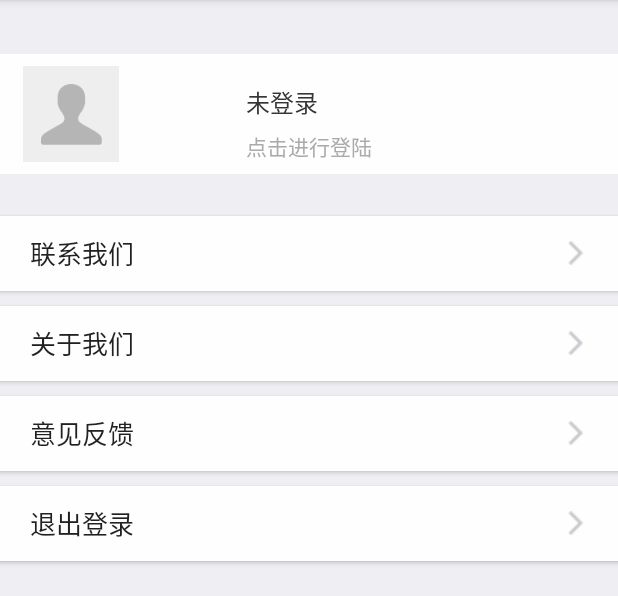
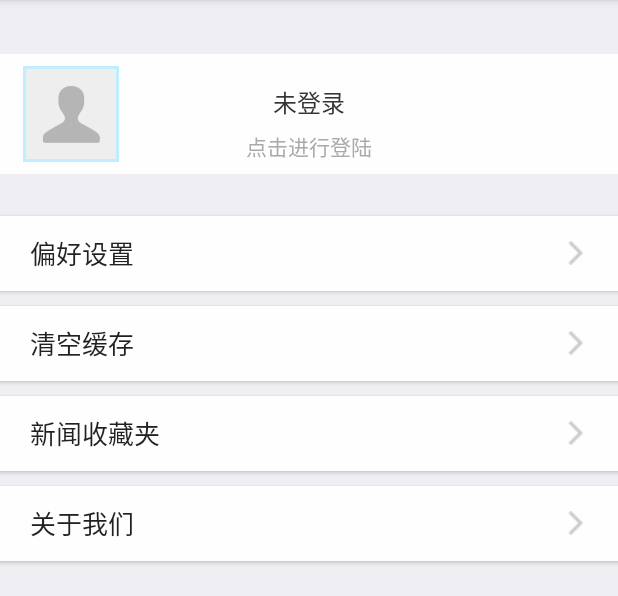
Before and after one commit to FoxyWinner/TodaysHeadlineTraining, an Android app: the fragment SettingsFragment shown on its own in the app's theme, on a phone screen of 412 x 824 dp, the part 84-680 px from its top. Run offline under Robolectric (Android 15) with nearby library versions, the phone set to English and light mode, and no system bars.

Commit message:
10:39版本

```diff
--- a/app/src/main/java/com/cool/todayheadline/fragments/FavoriteFragment.java
+++ b/app/src/main/java/com/cool/todayheadline/fragments/FavoriteFragment.java
@@ -26,9 +26,9 @@ public class FavoriteFragment extends Fragment
 
     // TODO: Rename and change types of parameters
     private String mParam1;
-    //private String mParam2;
+    private String mParam2;
 
-    private TextView textView;
+
 
 
     public FavoriteFragment()
@@ -41,15 +41,16 @@ public class FavoriteFragment extends Fragment
      * this fragment using the provided parameters.
      *
      * @param param1 Parameter 1.
-     * @param //param2 Parameter 2.
+     * @param param2 Parameter 2.
      * @return A new instance of fragment FavoriteFragment.
      */
     // TODO: Rename and change types and number of parameters
-    public static FavoriteFragment newInstance(String param1)
+    public static FavoriteFragment newInstance(String param1,String param2)
     {
         FavoriteFragment fragment = new FavoriteFragment();
         Bundle args = new Bundle();
-        args.putString("perferences", param1);
+        args.putString(ARG_PARAM1, param1);
+        args.putString(ARG_PARAM2, param2);
         fragment.setArguments(args);
         return fragment;
     }
--- /dev/null
+++ b/app/src/main/res/drawable/image_bg.xml
@@ -0,0 +1,11 @@
+<?xml version="1.0" encoding="utf-8"?>
+<shape xmlns:android="http://schemas.android.com/apk/res/android"
+    android:shape="rectangle" >
+
+    <!-- 设置边框的大小和颜色 -->
+    <stroke
+        android:width="3.5dip"
+        android:color="#BFEFFF" />
+
+
+</shape>
--- a/app/src/main/res/layout/fragment_settings.xml
+++ b/app/src/main/res/layout/fragment_settings.xml
@@ -19,6 +19,8 @@
         >
 
         <ImageView
+            android:background="@drawable/image_bg"
+            android:padding="2dp"
             android:id="@+id/iv_userphoto"
             android:layout_width="64dp"
             android:layout_height="64dp"
@@ -51,8 +53,9 @@
             android:id="@+id/tv_username"
             android:layout_width="wrap_content"
             android:layout_height="wrap_content"
-            android:layout_alignLeft="@+id/tv_greeting"
             android:layout_alignTop="@+id/ll_name"
+
+            android:layout_centerHorizontal="true"
             android:text="未登录"
             android:textColor="#353535"
             android:textSize="16sp" />
@@ -65,7 +68,7 @@
         android:layout_height="50dp"
         android:layout_marginTop="10dp"
         android:background="@drawable/button_bg_selector"
-        android:text="联系我们"
+        android:text="偏好设置"
         android:textSize="17sp"
         android:gravity="center_vertical|left"
         android:paddingLeft="20dp"
@@ -78,7 +81,7 @@
         android:layout_width="fill_parent"
         android:layout_height="50dp"
         android:background="@drawable/button_bg_selector"
-        android:text="关于我们"
+        android:text="清空缓存"
         android:textSize="17sp"
         android:gravity="center_vertical|left"
         android:paddingLeft="20dp"
@@ -92,7 +95,7 @@
         android:layout_width="fill_parent"
         android:layout_height="50dp"
         android:background="@drawable/button_bg_selector"
-        android:text="意见反馈"
+        android:text="新闻收藏夹"
         android:textSize="17sp"
         android:gravity="center_vertical|left"
         android:paddingLeft="20dp"
@@ -105,7 +108,7 @@
         android:layout_height="50dp"
         android:background="@drawable/button_bg_selector"
         android:layout_marginTop="10dp"
-        android:text="退出登录"
+        android:text="关于我们"
         android:textSize="17sp"
         android:gravity="center_vertical|left"
         android:paddingLeft="20dp"
```
Also changed, not shown: app/src/main/res/drawable/welcome1.jpg (added).
